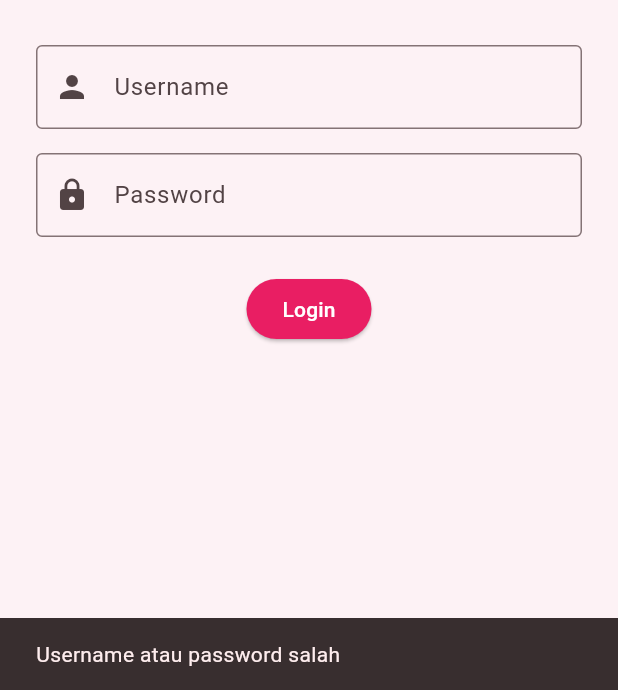
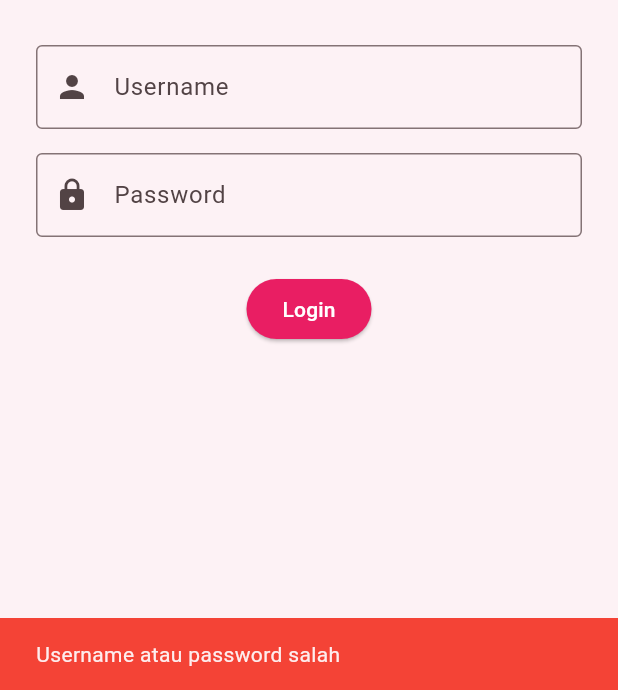
Before and after one commit to nurisshifa54/kuis-124240186, a Flutter app: the screen it shows after launch, after a tap on "Login", on a phone screen of 412 x 824 dp, the part 546-1236 px from its top. Run offline on Flutter 3.47's test engine with Material 3 defaults, Android fonts, the phone set to English and light mode, and no system bars.

Commit message:
Perbaiki login dan gitignore

```diff
--- a/flutterkuis124240186/lib/pages/login_page.dart
+++ b/flutterkuis124240186/lib/pages/login_page.dart
@@ -26,6 +26,13 @@ class _LoginPageState extends State<LoginPage> {
     String password = _passwordController.text;
 
     if (username.isNotEmpty && password == _validPassword) {
+      ScaffoldMessenger.of(context).showSnackBar(
+        const SnackBar(
+          backgroundColor: Colors.green,
+          content: Text('Login berhasil'),
+        ),
+      );
+
       Navigator.pushReplacement(
         context,
         MaterialPageRoute(
@@ -37,6 +44,7 @@ class _LoginPageState extends State<LoginPage> {
     } else {
       ScaffoldMessenger.of(context).showSnackBar(
         const SnackBar(
+          backgroundColor: Colors.red,
           content: Text('Username atau password salah'),
         ),
       );
```
